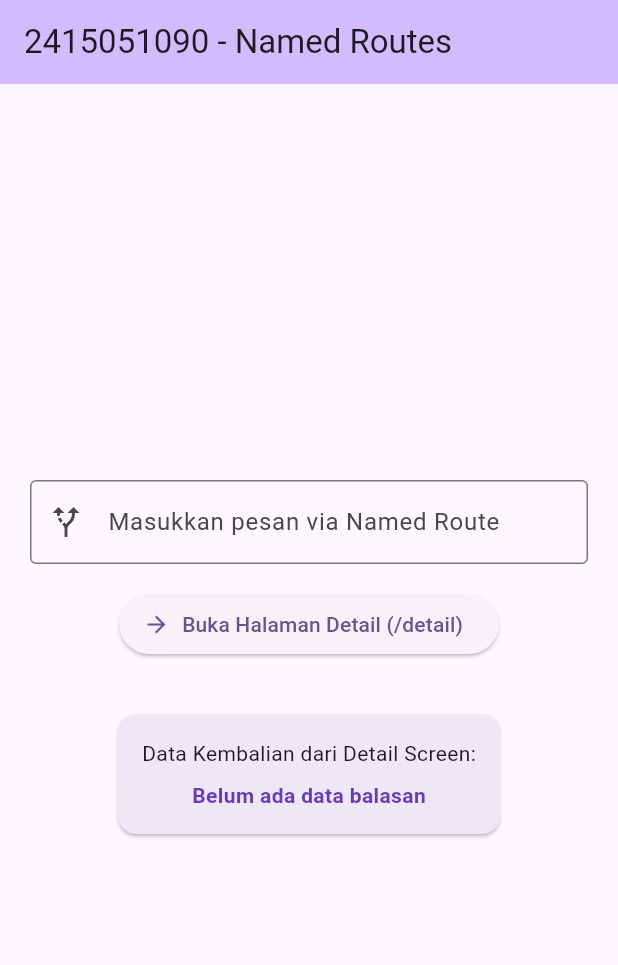
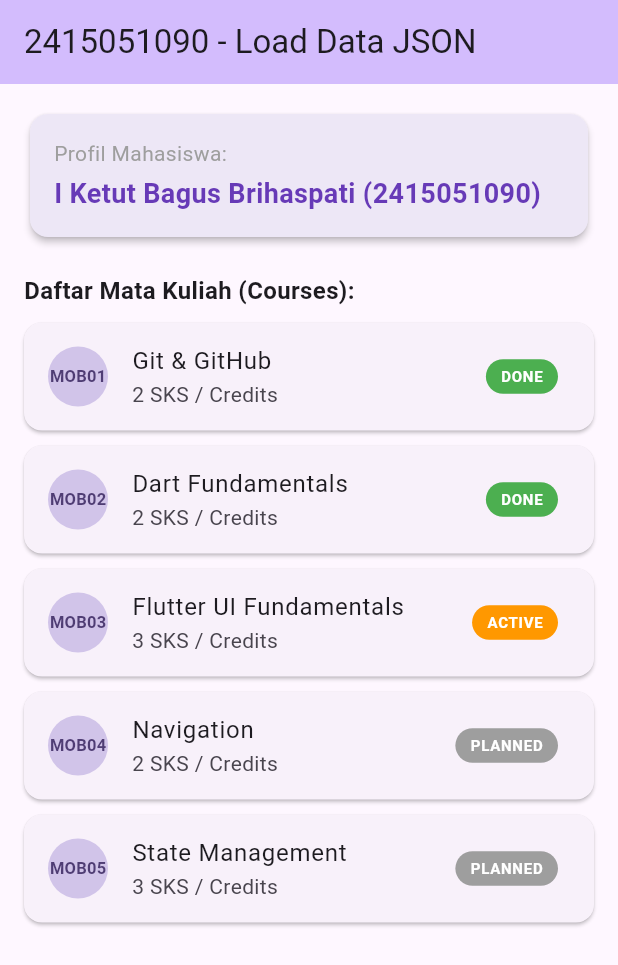
Before and after one commit to bagusbrihaspati/mobile-praktikum., a Flutter app: the screen it shows after launch, on a phone screen of 412 x 824 dp. Shown: the top 965 px of the screen. Run offline on Flutter 3.47's test engine with Material 3 defaults, Android fonts, the phone set to English and light mode, and no system bars.

Commit message:
Tahap 12: Mengimplementasikan Pembacaan Data Lokal dari File JSON Asset menggunakan rootBundle

```diff
--- /dev/null
+++ b/flutter_ui_fundamentals/assets/data/student_data.json
@@ -0,0 +1,13 @@
+{
+  "student": {
+    "nim": "2415051090",
+    "name": "I Ketut Bagus Brihaspati"
+  },
+  "courses": [
+    {"code": "MOB01", "title": "Git & GitHub", "credits": 2, "status": "done"},
+    {"code": "MOB02", "title": "Dart Fundamentals", "credits": 2, "status": "done"},
+    {"code": "MOB03", "title": "Flutter UI Fundamentals", "credits": 3, "status": "active"},
+    {"code": "MOB04", "title": "Navigation", "credits": 2, "status": "planned"},
+    {"code": "MOB05", "title": "State Management", "credits": 3, "status": "planned"}
+  ]
+}
--- a/flutter_ui_fundamentals/lib/main.dart
+++ b/flutter_ui_fundamentals/lib/main.dart
@@ -1,4 +1,6 @@
+import 'dart:convert';
 import 'package:flutter/material.dart';
+import 'package:flutter/services.dart' show rootBundle;
 
 const String studentName = 'I Ketut Bagus Brihaspati';
 const String studentId = '2415051090';
@@ -13,95 +15,83 @@ class MyApp extends StatelessWidget {
   @override
   Widget build(BuildContext context) {
     return MaterialApp(
-      title: 'Tahap 11 - Named Routes',
+      title: 'Tahap 12 - Read Local JSON',
       debugShowCheckedModeBanner: false,
       theme: ThemeData(
         colorScheme: ColorScheme.fromSeed(seedColor: Colors.deepPurple),
         useMaterial3: true,
       ),
-      // Pendaftaran Rute Terpusat (Named Routes)
-      initialRoute: '/',
-      routes: {
-        '/': (context) => const HomeScreen(),
-        '/detail': (context) => const DetailScreen(),
-      },
+      home: const StudentJsonScreen(),
     );
   }
 }
 
-// ==================== HALAMAN UTAMA (ROUTE: '/') ====================
-class HomeScreen extends StatefulWidget {
-  const HomeScreen({super.key});
+class StudentJsonScreen extends StatefulWidget {
+  const StudentJsonScreen({super.key});
 
   @override
-  State<HomeScreen> createState() => _HomeScreenState();
+  State<StudentJsonScreen> createState() => _StudentJsonScreenState();
 }
 
-class _HomeScreenState extends State<HomeScreen> {
-  final TextEditingController _controller = TextEditingController();
-  String _feedbackData = 'Belum ada data balasan';
-
-  @override
-  void dispose() {
-    _controller.dispose();
-    super.dispose();
-  }
-
-  // Pindah ke rute '/detail' menggunakan Named Route
-  Future<void> _navigateToDetail() async {
-    final result = await Navigator.pushNamed(
-      context,
-      '/detail',
-      arguments: _controller.text.isEmpty
-          ? 'Pesan Default dari Named Route'
-          : _controller.text,
-    );
-
-    if (result != null && mounted) {
-      setState(() {
-        _feedbackData = result.toString();
-      });
-    }
+class _StudentJsonScreenState extends State<StudentJsonScreen> {
+  // Function pembaca JSON sesuai instruksi modul
+  Future<Map<String, dynamic>> loadStudentData() async {
+    final jsonString = await rootBundle.loadString('assets/data/student_data.json');
+    return jsonDecode(jsonString) as Map<String, dynamic>;
   }
 
   @override
   Widget build(BuildContext context) {
     return Scaffold(
       appBar: AppBar(
-        title: const Text('$studentId - Named Routes'),
+        title: const Text('$studentId - Load Data JSON'),
         backgroundColor: Theme.of(context).colorScheme.inversePrimary,
       ),
-      body: Padding(
-        padding: const EdgeInsets.all(20.0),
-        child: Column(
-          mainAxisAlignment: MainAxisAlignment.center,
+      body: FutureBuilder<Map<String, dynamic>>(
+        future: loadStudentData(),
+        builder: (context, snapshot) {
+          // Menampilkan indikator loading saat membaca data
+          if (snapshot.connectionState == ConnectionState.waiting) {
+            return const Center(child: CircularProgressIndicator());
+          }
+
+          // Menampilkan pesan jika terjadi error
+          if (snapshot.hasError) {
+            return Center(
+              child: Text('Terjadi Kesalahan: ${snapshot.error}'),
+            );
+          }
+
+          // Jika data berhasil dimuat
+          if (snapshot.hasData) {
+            final data = snapshot.data!;
+            final student = data['student'] as Map<String, dynamic>;
+            final courses = data['courses'] as List<dynamic>;
+
+            return ListView(
+              padding: const EdgeInsets.all(16.0),
               children: [
-            TextField(
-              controller: _controller,
-              decoration: const InputDecoration(
-                labelText: 'Masukkan pesan via Named Route',
-                border: OutlineInputBorder(),
-                prefixIcon: Icon(Icons.alt_route),
-              ),
-            ),
-            const SizedBox(height: 16),
-            ElevatedButton.icon(
-              onPressed: _navigateToDetail,
-              icon: const Icon(Icons.arrow_forward),
-              label: const Text('Buka Halaman Detail (/detail)'),
-            ),
-            const SizedBox(height: 32),
+                // Card Informasi Mahasiswa
                 Card(
                   color: Colors.deepPurple.shade50,
+                  elevation: 2,
                   child: Padding(
                     padding: const EdgeInsets.all(16.0),
                     child: Column(
+                      crossAxisAlignment: CrossAxisAlignment.start,
                       children: [
-                    const Text('Data Kembalian dari Detail Screen:'),
-                    const SizedBox(height: 8),
+                        const Text(
+                          'Profil Mahasiswa:',
+                          style: TextStyle(
+                            fontSize: 14,
+                            color: Colors.grey,
+                          ),
+                        ),
+                        const SizedBox(height: 4),
                         Text(
-                      _feedbackData,
+                          '${student['name']} (${student['nim']})',
                           style: const TextStyle(
+                            fontSize: 18,
                             fontWeight: FontWeight.bold,
                             color: Colors.deepPurple,
                           ),
@@ -110,56 +100,72 @@ class _HomeScreenState extends State<HomeScreen> {
                     ),
                   ),
                 ),
+                const SizedBox(height: 20),
+                const Text(
+                  'Daftar Mata Kuliah (Courses):',
+                  style: TextStyle(
+                    fontSize: 16,
+                    fontWeight: FontWeight.bold,
+                  ),
+                ),
+                const SizedBox(height: 10),
+
+                // List Mata Kuliah dari JSON
+                ...courses.map((course) {
+                  final String status = course['status'];
+                  Color badgeColor;
+
+                  if (status == 'done') {
+                    badgeColor = Colors.green;
+                  } else if (status == 'active') {
+                    badgeColor = Colors.orange;
+                  } else {
+                    badgeColor = Colors.grey;
+                  }
+
+                  return Card(
+                    margin: const EdgeInsets.only(bottom: 10),
+                    child: ListTile(
+                      leading: CircleAvatar(
+                        backgroundColor: Colors.deepPurple.shade100,
+                        child: Text(
+                          course['code'],
+                          style: const TextStyle(
+                            fontSize: 11,
+                            fontWeight: FontWeight.bold,
+                          ),
+                        ),
+                      ),
+                      title: Text(course['title']),
+                      subtitle: Text('${course['credits']} SKS / Credits'),
+                      trailing: Container(
+                        padding: const EdgeInsets.symmetric(
+                          horizontal: 10,
+                          vertical: 4,
+                        ),
+                        decoration: BoxDecoration(
+                          color: badgeColor,
+                          borderRadius: BorderRadius.circular(12),
+                        ),
+                        child: Text(
+                          status.toUpperCase(),
+                          style: const TextStyle(
+                            color: Colors.white,
+                            fontSize: 10,
+                            fontWeight: FontWeight.bold,
+                          ),
+                        ),
+                      ),
+                    ),
+                  );
+                }),
               ],
-        ),
+            );
+          }
+
+          return const Center(child: Text('Data tidak ditemukan'));
+        },
       ),
     );
   }
 }
-
-// ==================== HALAMAN DETAIL (ROUTE: '/detail') ====================
-class DetailScreen extends StatelessWidget {
-  const DetailScreen({super.key});
-
-  @override
-  Widget build(BuildContext context) {
-    // Menangkap argumen yang dikirim melalui pushNamed
-    final String dataReceived =
-        ModalRoute.of(context)?.settings.arguments as String? ?? 'Tidak Ada Data';
-
-    return Scaffold(
-      appBar: AppBar(
-        title: const Text('$studentName - Detail Route'),
-        backgroundColor: Theme.of(context).colorScheme.primaryContainer,
-      ),
-      body: Center(
-        child: Padding(
-          padding: const EdgeInsets.all(20.0),
-          child: Column(
-            mainAxisAlignment: MainAxisAlignment.center,
-            children: [
-              const Text('Argumen yang Diterima via ModalRoute:'),
-              const SizedBox(height: 8),
-              Text(
-                dataReceived,
-                style: const TextStyle(
-                  fontSize: 18,
-                  fontWeight: FontWeight.bold,
-                ),
-                textAlign: TextAlign.center,
-              ),
-              const SizedBox(height: 32),
-              ElevatedButton.icon(
-                onPressed: () {
-                  Navigator.pop(context, 'Sukses diproses oleh $studentName!');
-                },
-                icon: const Icon(Icons.arrow_back),
-                label: const Text('Kembali (Pop Route)'),
-              ),
-            ],
-          ),
-        ),
-      ),
-    );
-  }
-}
--- a/flutter_ui_fundamentals/pubspec.yaml
+++ b/flutter_ui_fundamentals/pubspec.yaml
@@ -60,7 +60,7 @@ flutter:
   # To add assets to your application, add an assets section, like this:
   assets:
     - assets/images/
-    - assets/data/
+    - assets/data/student_data.json
 
   # An image asset can refer to one or more resolution-specific "variants", see
   # https://flutter.dev/to/resolution-aware-images
```
Lines whose indentation alone changed are shown as unchanged.
